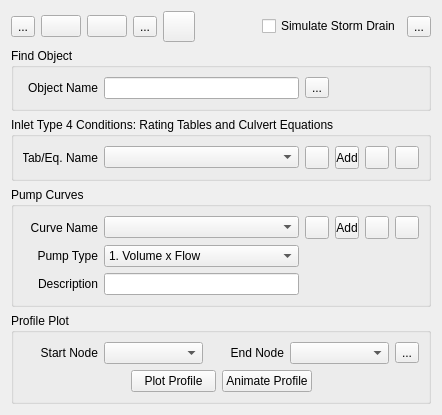
Before: the Qt Designer form flo2d/ui/storm_drain_editor.ui in FLO-2DSoftware/qgis-flo-2d-plugin, drawn with Qt 5.
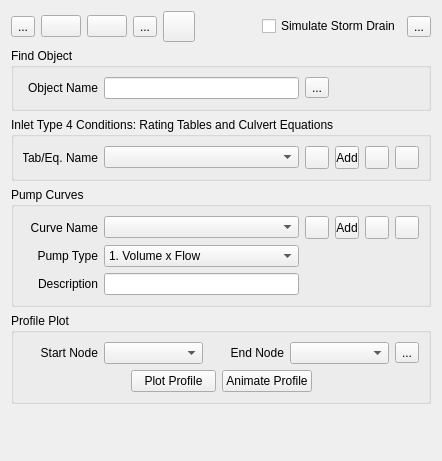
After: the same form once the commit is applied. Icons and pictures are not drawn.

Commit message: Update tooltips for storm_drain_editor

Patch:
```diff
--- a/flo2d/ui/storm_drain_editor.ui
+++ b/flo2d/ui/storm_drain_editor.ui
@@ -7,7 +7,7 @@
     <x>0</x>
     <y>0</y>
     <width>442</width>
-    <height>401</height>
+    <height>461</height>
    </rect>
   </property>
   <property name="minimumSize">
```
Left out of the diff: 68 changed lines with no effect on the pictures.
